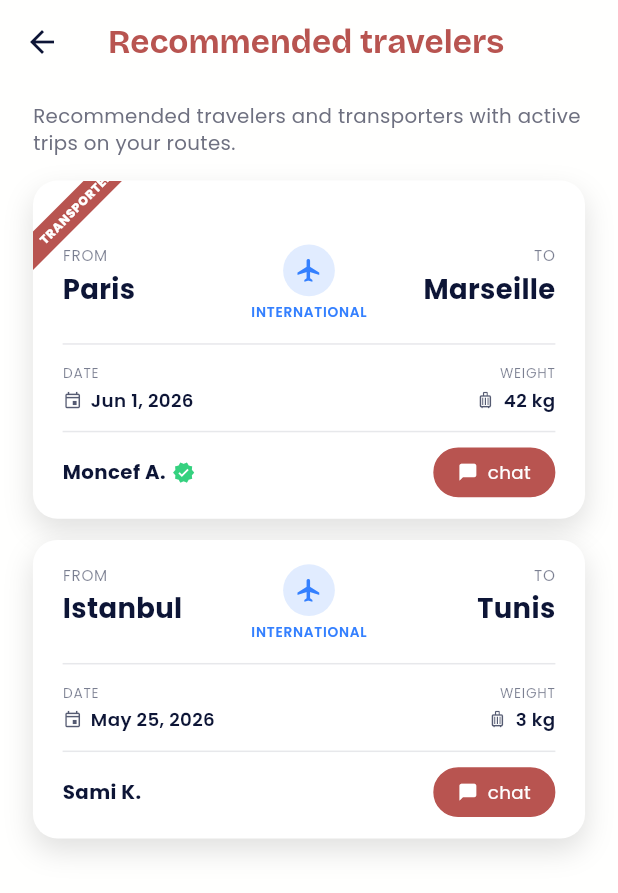
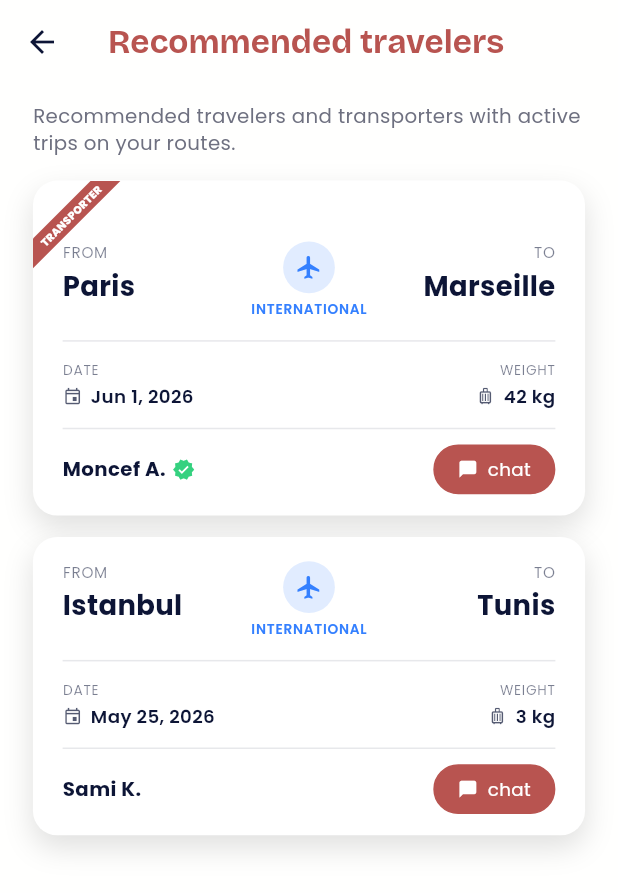
Before and after one commit to ebrahim48/lokinterapp, a Flutter app: the HomeFeedPage screen opened directly, after a tap on "See All", on a phone screen of 412 x 824 dp. Shown: the top 893 px of the screen. Run offline on Flutter 3.47's test engine with Material 3 defaults, Android fonts, the phone set to English and light mode, and no system bars; our stand-ins replace connectivity_plus, dio, flutter_screenutil, get, google_fonts, hive_flutter and 2 more; missing offline and left inert: country_flags; accounts and stored records are empty.

Commit message:
Enhance UI components, navigation, and brand assets across the Lokinter platform.
- **UI Overhaul & Components:**
    - Redesigned `RequestCard` with support for item images, merged mode/type pills, and circular country flags for local posts.
    - Replaced `TransporterBadge` with a unified `TransporterChip` component across cards and details pages.
    - Updated `RecommendedRail` with improved spacing and chip integration.
    - Refined `CornerRibbon` dimensions and text sizing.
- **Animations & Hero Content:**
    - Integrated new Lottie animations for shopping carts and loading states.
    - Replaced the static hero on the `WelcomePage` with a timer-driven `_HeroCarousel` that cycles through animations.
- **Navigation & Layout:**
    - Added `RecommendedPage` to provide a dedicated view for "See all" travelers/transporters.
    - Removed the legacy `AppDrawer` from the home feed.
    - Updated the home feed app bar to include a compact `LanguageSelector` action.
- **Features & Workflows:**
    - **Posting:** Enhanced `LokDateField` and the posting workflow to support time selection for local trips and requests.
    - **Localization:** Refactored `LanguageSelector` to use a global `ValueNotifier` for app-wide language state.
    - **Chat:** Styled the "Confirm agreement" button with a new `confirmGreen` palette color.
- **Core Infrastructure:**
    - Updated `LokinterLogo` to prioritize an official image asset with a wordmark fallback.
    - Added utility for formatting `shortDateTime`.
    - Updated iOS `AppDelegate` and `Info.plist` to support `FlutterImplicitEngineDelegate` and scene manifests.
- **Mock Data:** Expanded mock data to include filtered lists for active recommended trips.

```diff
--- a/lib/features/auth/presentation/welcome_page.dart
+++ b/lib/features/auth/presentation/welcome_page.dart
@@ -113,6 +113,7 @@ class _HeroCarousel extends StatefulWidget {
 
 class _HeroCarouselState extends State<_HeroCarousel> {
   static const _clips = [
+    ('assets/animations/traveling_girl.json', Icons.public),
     ('assets/animations/loading_car.json', Icons.local_shipping_outlined),
     ('assets/animations/shopping_cart.json', Icons.shopping_cart_outlined),
   ];
--- a/lib/features/home_feed/presentation/widgets/recommended_rail.dart
+++ b/lib/features/home_feed/presentation/widgets/recommended_rail.dart
@@ -14,7 +14,7 @@ class RecommendedRail extends StatelessWidget {
   @override
   Widget build(BuildContext context) {
     return SizedBox(
-      height: 168.h,
+      height: 144.h,
       child: ListView.separated(
         scrollDirection: Axis.horizontal,
         padding: EdgeInsets.symmetric(horizontal: 2.w),
@@ -34,8 +34,8 @@ class _TravelerCard extends StatelessWidget {
   Widget build(BuildContext context) {
     final cs = Theme.of(context).colorScheme;
     return Container(
-      width: 224.w,
-      padding: EdgeInsets.all(13.w),
+      width: 198.w,
+      padding: EdgeInsets.all(11.w),
       decoration: BoxDecoration(
         color: cs.surface,
         borderRadius: BorderRadius.circular(16.r),
@@ -43,44 +43,47 @@ class _TravelerCard extends StatelessWidget {
       ),
       child: Column(
         crossAxisAlignment: CrossAxisAlignment.start,
+        mainAxisSize: MainAxisSize.min,
         children: [
           if (post.user.isTransporter) ...[
             const TransporterChip(),
-            SizedBox(height: 8.h),
+            SizedBox(height: 6.h),
           ],
           Row(
             children: [
               CircleAvatar(
-                radius: 15.r,
+                radius: 13.r,
                 backgroundColor: AppPalette.primary.withValues(alpha: 0.15),
                 child: Text(
                   post.user.name[0],
-                  style: TextStyle(color: AppPalette.primary, fontWeight: FontWeight.w700, fontSize: 13.sp),
+                  style: TextStyle(color: AppPalette.primary, fontWeight: FontWeight.w700, fontSize: 12.sp),
                 ),
               ),
-              SizedBox(width: 8.w),
+              SizedBox(width: 7.w),
               Expanded(
                 child: Text(
                   post.user.name,
                   maxLines: 1,
                   overflow: TextOverflow.ellipsis,
-                  style: TextStyle(fontWeight: FontWeight.w700, fontSize: 13.sp, color: cs.onSurface),
+                  style: TextStyle(fontWeight: FontWeight.w700, fontSize: 12.5.sp, color: cs.onSurface),
                 ),
               ),
               ModeBadge(location: post.location, place: post.from, showLabel: false),
             ],
           ),
-          SizedBox(height: 10.h),
+          SizedBox(height: 7.h),
           Text(
             '${post.from} → ${post.to}',
-            style: TextStyle(fontWeight: FontWeight.w700, fontSize: 13.sp, color: cs.onSurface),
+            maxLines: 1,
+            overflow: TextOverflow.ellipsis,
+            style: TextStyle(fontWeight: FontWeight.w700, fontSize: 12.5.sp, color: cs.onSurface),
           ),
-          SizedBox(height: 4.h),
-          Text(shortDate(post.date), style: TextStyle(fontSize: 11.sp, color: cs.onSurfaceVariant)),
-          const Spacer(),
+          SizedBox(height: 2.h),
+          Text(shortDate(post.date), style: TextStyle(fontSize: 10.5.sp, color: cs.onSurfaceVariant)),
+          SizedBox(height: 6.h),
           Text(
             '${kg(post.remainingWeight ?? post.weight)} space left',
-            style: TextStyle(fontSize: 11.sp, color: cs.onSurfaceVariant),
+            style: TextStyle(fontSize: 10.5.sp, color: cs.onSurfaceVariant),
           ),
         ],
       ),
--- a/lib/features/my_posts/presentation/my_posts_page.dart
+++ b/lib/features/my_posts/presentation/my_posts_page.dart
@@ -56,7 +56,7 @@ class _MyPostsPageState extends State<MyPostsPage> {
   Widget _postWithActions(Post post) {
     return Column(
       children: [
-        PostCard(post: post, showChat: false),
+        PostCard(post: post, showChat: false, showUser: false),
         SizedBox(height: 8.h),
         Row(
           children: [
--- a/lib/features/posts/presentation/widgets/corner_ribbon.dart
+++ b/lib/features/posts/presentation/widgets/corner_ribbon.dart
@@ -23,23 +23,28 @@ class CornerRibbon extends StatelessWidget {
           borderRadius: BorderRadius.circular(radius),
           child: Stack(
             children: [
+              // Centered on the corner's diagonal so the whole word stays inside
+              // the clipped triangle — off-center offsets clip the end letters.
               Positioned(
-                top: 9.h,
-                left: -36.w,
+                top: 16.h,
+                left: -42.w,
                 child: Transform.rotate(
                   angle: -math.pi / 4,
                   child: Container(
-                    width: 124.w,
-                    padding: EdgeInsets.symmetric(vertical: 3.h),
+                    width: 130.w,
+                    padding: EdgeInsets.symmetric(vertical: 2.h),
                     color: color,
                     alignment: Alignment.center,
                     child: Text(
                       text,
+                      maxLines: 1,
+                      softWrap: false,
+                      overflow: TextOverflow.visible,
                       style: TextStyle(
                         color: Colors.white,
-                        fontSize: 8.sp,
+                        fontSize: 7.sp,
                         fontWeight: FontWeight.w800,
-                        letterSpacing: 0.5,
+                        letterSpacing: 0.2,
                       ),
                     ),
                   ),
--- a/lib/features/posts/presentation/widgets/post_card.dart
+++ b/lib/features/posts/presentation/widgets/post_card.dart
@@ -15,6 +15,7 @@ class PostCard extends StatelessWidget {
   final VoidCallback? onChat;
   final VoidCallback? onTap;
   final bool showChat; // hidden on the user's own posts
+  final bool showUser; // also hidden on own posts — no point showing yourself
 
   const PostCard({
     super.key,
@@ -22,13 +23,14 @@ class PostCard extends StatelessWidget {
     this.onChat,
     this.onTap,
     this.showChat = true,
+    this.showUser = true,
   });
 
   @override
   Widget build(BuildContext context) {
     return post.isTrip
-        ? TripCard(post: post, onChat: onChat, onTap: onTap, showChat: showChat)
-        : RequestCard(post: post, onChat: onChat, onTap: onTap, showChat: showChat);
+        ? TripCard(post: post, onChat: onChat, onTap: onTap, showChat: showChat, showUser: showUser)
+        : RequestCard(post: post, onChat: onChat, onTap: onTap, showChat: showChat, showUser: showUser);
   }
 }
 
@@ -38,6 +40,7 @@ class RequestCard extends StatelessWidget {
   final VoidCallback? onChat;
   final VoidCallback? onTap;
   final bool showChat;
+  final bool showUser;
 
   const RequestCard({
     super.key,
@@ -45,6 +48,7 @@ class RequestCard extends StatelessWidget {
     this.onChat,
     this.onTap,
     this.showChat = true,
+    this.showUser = true,
   });
 
   @override
@@ -115,15 +119,17 @@ class RequestCard extends StatelessWidget {
                 _meta(Icons.event_outlined, 'BEFORE', dayMonth(post.date)),
               ],
             ),
+            if (showUser || showChat) ...[
               SizedBox(height: 12.h),
               const _DashedLine(),
               SizedBox(height: 12.h),
               Row(
                 children: [
-                Expanded(child: _userName()),
+                  if (showUser) Expanded(child: _userName()) else const Spacer(),
                   if (showChat) _ChatPill(onTap: onChat, light: true),
                 ],
               ),
+            ],
           ],
         ),
       ),
@@ -236,6 +242,7 @@ class TripCard extends StatelessWidget {
   final VoidCallback? onChat;
   final VoidCallback? onTap;
   final bool showChat;
+  final bool showUser;
 
   const TripCard({
     super.key,
@@ -243,6 +250,7 @@ class TripCard extends StatelessWidget {
     this.onChat,
     this.onTap,
     this.showChat = true,
+    this.showUser = true,
   });
 
   @override
@@ -266,7 +274,7 @@ class TripCard extends StatelessWidget {
             ),
             child: Column(
               children: [
-                if (post.user.isTransporter) SizedBox(height: 26.h),
+                if (post.user.isTransporter) SizedBox(height: 24.h),
                 Row(
                   crossAxisAlignment: CrossAxisAlignment.start,
                   children: [
@@ -285,11 +293,13 @@ class TripCard extends StatelessWidget {
                         alignEnd: true),
                   ],
                 ),
+                if (showUser || showChat) ...[
                   SizedBox(height: 12.h),
                   Divider(color: AppPalette.navy.withValues(alpha: 0.1), height: 1),
                   SizedBox(height: 10.h),
                   Row(
                     children: [
+                      if (showUser)
                         Expanded(
                           child: Row(
                             children: [
@@ -311,10 +321,13 @@ class TripCard extends StatelessWidget {
                               ],
                             ],
                           ),
-                    ),
+                        )
+                      else
+                        const Spacer(),
                       if (showChat) _ChatPill(onTap: onChat, light: false),
                     ],
                   ),
+                ],
               ],
             ),
           ),
```
Lines whose indentation alone changed are shown as unchanged.
